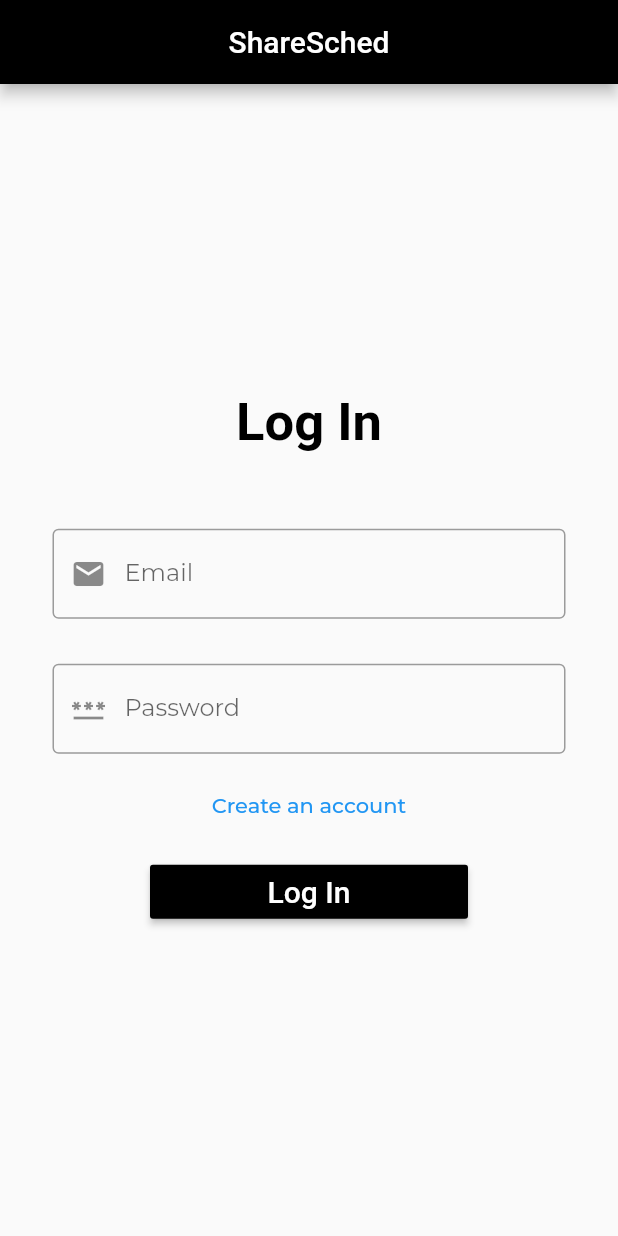
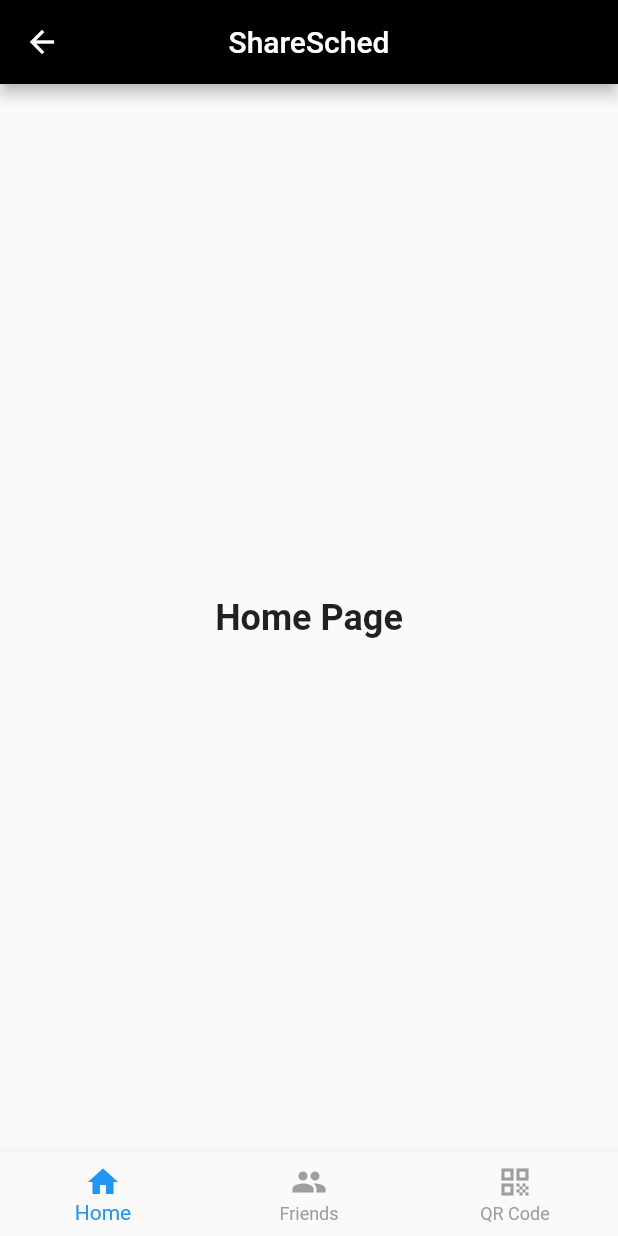
Before and after one commit to arcode35/ShareSched, a Flutter app: the screen it shows after launch, after a tap on "Log In", on a phone screen of 412 x 824 dp. Run offline on Flutter 3.47's test engine with Material 2 defaults, Android fonts, the phone set to English and light mode, and no system bars; our stand-ins replace google_fonts; Roboto replaces fonts that are missing (Exo).

Commit message:
Added a home page

```diff
--- /dev/null
+++ b/lib/pages/home.dart
@@ -0,0 +1,73 @@
+import 'package:flutter/material.dart';
+import 'custom_widgets.dart';
+
+void main() {
+  runApp(const MyApp());
+}
+
+class MyApp extends StatelessWidget {
+  const MyApp({Key? key}) : super(key: key);
+
+  @override
+  Widget build(BuildContext context) {
+    return const MaterialApp(
+      home: HomePage(),
+    );
+  }
+}
+
+class HomePage extends StatefulWidget {
+  const HomePage({Key? key}) : super(key: key);
+
+  @override
+  _HomePageState createState() => _HomePageState();
+}
+
+class _HomePageState extends State<HomePage> {
+  int _selectedIndex = 0;
+
+  static const List<Widget> _widgetOptions = <Widget>[
+    Text('Home Page',
+        style: TextStyle(fontSize: 24, fontWeight: FontWeight.bold)),
+    Text('Friends Page',
+        style: TextStyle(fontSize: 24, fontWeight: FontWeight.bold)),
+    Text('QR Code Scanning Page',
+        style: TextStyle(fontSize: 24, fontWeight: FontWeight.bold)),
+  ];
+
+  void _onItemTapped(int index) {
+    setState(() {
+      _selectedIndex = index;
+    });
+  }
+
+  @override
+  Widget build(BuildContext context) {
+    return Scaffold(
+      appBar: const CustomAppBar(),
+      body: Center(
+        child: _widgetOptions.elementAt(_selectedIndex),
+      ),
+      bottomNavigationBar: BottomNavigationBar(
+        items: const <BottomNavigationBarItem>[
+          BottomNavigationBarItem(
+            icon: Icon(Icons.home),
+            label: 'Home',
+          ),
+          BottomNavigationBarItem(
+            icon: Icon(Icons.people),
+            label: 'Friends',
+          ),
+          BottomNavigationBarItem(
+            icon: Icon(Icons.qr_code),
+            label: 'QR Code',
+          ),
+        ],
+        currentIndex: _selectedIndex,
+        selectedItemColor: Colors.blue,
+        unselectedItemColor: Colors.grey,
+        onTap: _onItemTapped,
+      ),
+    );
+  }
+}
--- a/lib/pages/login.dart
+++ b/lib/pages/login.dart
@@ -2,6 +2,7 @@ import 'package:flutter/material.dart';
 import 'package:google_fonts/google_fonts.dart';
 import 'custom_widgets.dart';
 import 'register.dart';
+import 'home.dart';
 
 class MyApp extends StatefulWidget {
   const MyApp({Key? key}) : super(key: key);
@@ -68,11 +69,11 @@ class EmailField extends StatelessWidget {
       child: TextFormField(
         keyboardType: TextInputType.emailAddress,
         decoration: InputDecoration(
-          labelText: "Email",
-          hintText: 'Enter email',
+          labelText: "Email / User",
+          hintText: 'Enter email / user',
           hintStyle: GoogleFonts.montserrat(),
           labelStyle: GoogleFonts.montserrat(),
-          prefixIcon: const Icon(Icons.email),
+          prefixIcon: const Icon(Icons.person),
           border: const OutlineInputBorder(),
         ),
         onChanged: (String Value) {},
@@ -93,6 +94,7 @@ class PasswordField extends StatelessWidget {
       padding: const EdgeInsets.symmetric(horizontal: 35),
       child: TextFormField(
         keyboardType: TextInputType.visiblePassword,
+        obscureText: true,
         decoration: InputDecoration(
           labelText: "Password",
           hintText: 'Enter password',
@@ -120,7 +122,7 @@ class CreateAccountButton extends StatelessWidget {
         onPressed: () {
           Navigator.push(
             context,
-            MaterialPageRoute(builder: (context) => RegisterScreen()),
+            MaterialPageRoute(builder: (context) => const RegisterScreen()),
           );
         },
         child: Text('Create an account', style: GoogleFonts.montserrat()),
@@ -130,18 +132,29 @@ class CreateAccountButton extends StatelessWidget {
 }
 
 class LoginButton extends StatelessWidget {
-  const LoginButton({super.key});
+  const LoginButton({Key? key}) : super(key: key);
   @override
   Widget build(BuildContext context) {
     return Padding(
       padding: const EdgeInsets.symmetric(horizontal: 100),
       child: MaterialButton(
         minWidth: double.infinity,
-        onPressed: () {},
+        onPressed: () {
+          Navigator.push(
+            context,
+            MaterialPageRoute(builder: (context) => const HomePage()),
+          );
+        },
         color: Colors.black,
         textColor: Colors.white,
-        child: Text('Log In',
-            style: GoogleFonts.exo(fontSize: 20, color: Colors.white)),
+        child: Text(
+          'Log In',
+          style: GoogleFonts.exo(fontSize: 20, color: Colors.white),
+        ),
+        shape: RoundedRectangleBorder(
+          borderRadius: BorderRadius.circular(30.0),
+          side: BorderSide(color: Colors.black),
+        ),
       ),
     );
   }
```
Also changed, not shown: lib/pages/register.dart (+38 -2 lines).
